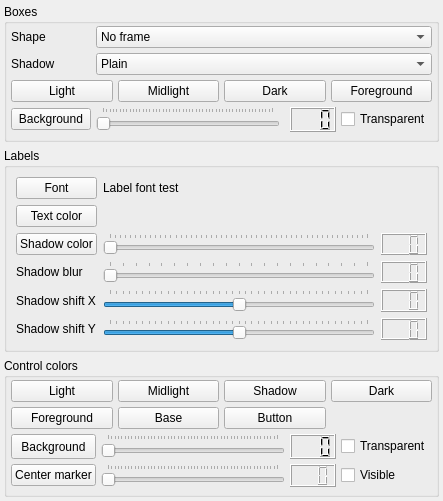
xnamed/vacuum-im, file src/plugins/map/mapoptions.ui: the form before one commit.
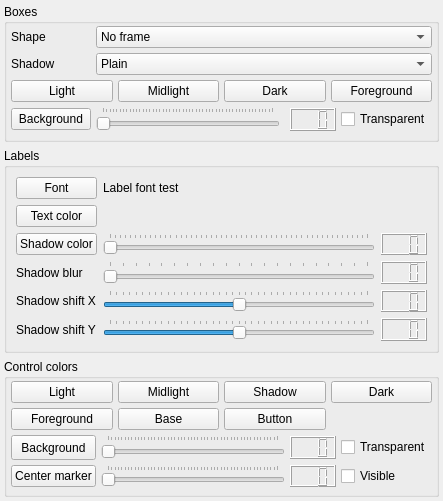
The form after the commit.

The edit to the form file:
```diff
--- a/src/plugins/map/mapoptions.ui
+++ b/src/plugins/map/mapoptions.ui
@@ -180,6 +180,12 @@
       </item>
       <item row="5" column="3">
        <widget class="QLCDNumber" name="lcdBgColorTranspar">
+        <property name="sizePolicy">
+         <sizepolicy hsizetype="Maximum" vsizetype="Maximum">
+          <horstretch>0</horstretch>
+          <verstretch>0</verstretch>
+         </sizepolicy>
+        </property>
         <property name="maximumSize">
          <size>
           <width>16777215</width>
@@ -733,6 +739,12 @@
       </item>
       <item row="7" column="2">
        <widget class="QLCDNumber" name="lcdCntrlBackgroundAlpha">
+        <property name="sizePolicy">
+         <sizepolicy hsizetype="Maximum" vsizetype="Maximum">
+          <horstretch>0</horstretch>
+          <verstretch>0</verstretch>
+         </sizepolicy>
+        </property>
         <property name="maximumSize">
          <size>
           <width>16777215</width>
@@ -925,6 +937,12 @@
       </item>
       <item row="8" column="2">
        <widget class="QLCDNumber" name="lcdCntrlCentralMarkerAlpha">
+        <property name="sizePolicy">
+         <sizepolicy hsizetype="Maximum" vsizetype="Maximum">
+          <horstretch>0</horstretch>
+          <verstretch>0</verstretch>
+         </sizepolicy>
+        </property>
         <property name="maximumSize">
          <size>
           <width>16777215</width>
```
